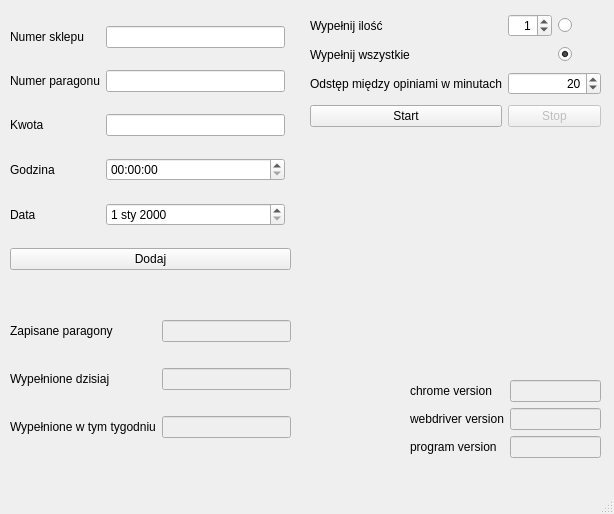
Qt form mainwindow.ui (MrMock/-automatic_opinion) before a commit.
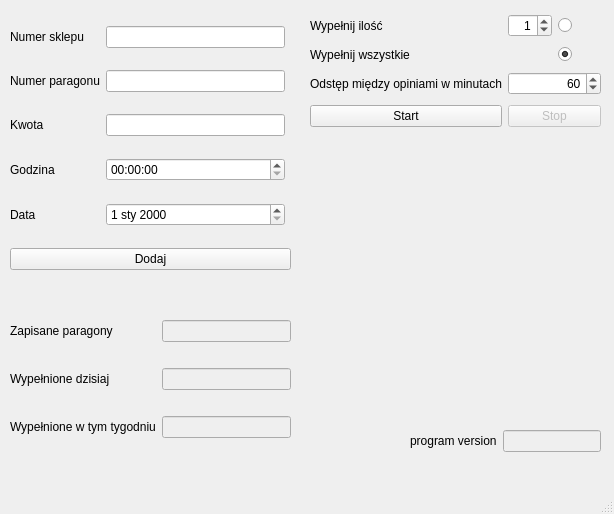
The same form after that commit. Icons and pictures are not drawn.

Commit message: poprawienie wartości domyślnych oraz liczenie uzupełnionych paragonów

Diff of the .ui file:
```diff
--- a/mainwindow.ui
+++ b/mainwindow.ui
@@ -209,7 +209,7 @@
         <number>1440</number>
        </property>
        <property name="value">
-        <number>20</number>
+        <number>60</number>
        </property>
       </widget>
      </item>
@@ -259,27 +259,13 @@
     <property name="geometry">
      <rect>
       <x>410</x>
-      <y>380</y>
+      <y>430</y>
       <width>191</width>
-      <height>81</height>
+      <height>31</height>
      </rect>
     </property>
     <layout class="QFormLayout" name="formLayout">
      <item row="0" column="0">
-      <widget class="QLabel" name="label_12">
-       <property name="text">
-        <string>chrome version</string>
-       </property>
-      </widget>
-     </item>
-     <item row="1" column="0">
-      <widget class="QLabel" name="label_13">
-       <property name="text">
-        <string>webdriver version</string>
-       </property>
-      </widget>
-     </item>
-     <item row="2" column="0">
       <widget class="QLabel" name="label_14">
        <property name="text">
         <string>program version</string>
@@ -287,20 +273,6 @@
       </widget>
      </item>
      <item row="0" column="1">
-      <widget class="QLineEdit" name="lineEdit_8">
-       <property name="enabled">
-        <bool>false</bool>
-       </property>
-      </widget>
-     </item>
-     <item row="1" column="1">
-      <widget class="QLineEdit" name="lineEdit_9">
-       <property name="enabled">
-        <bool>false</bool>
-       </property>
-      </widget>
-     </item>
-     <item row="2" column="1">
       <widget class="QLineEdit" name="program_version">
        <property name="enabled">
         <bool>false</bool>
```
The commit also changes 2 other files.
